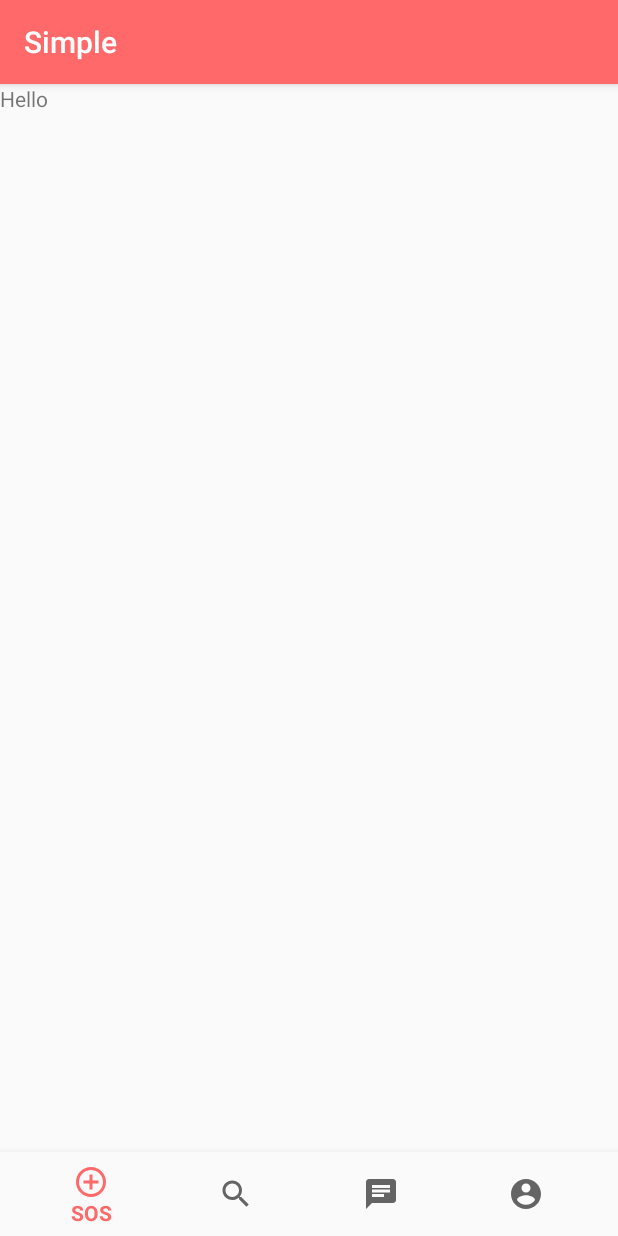
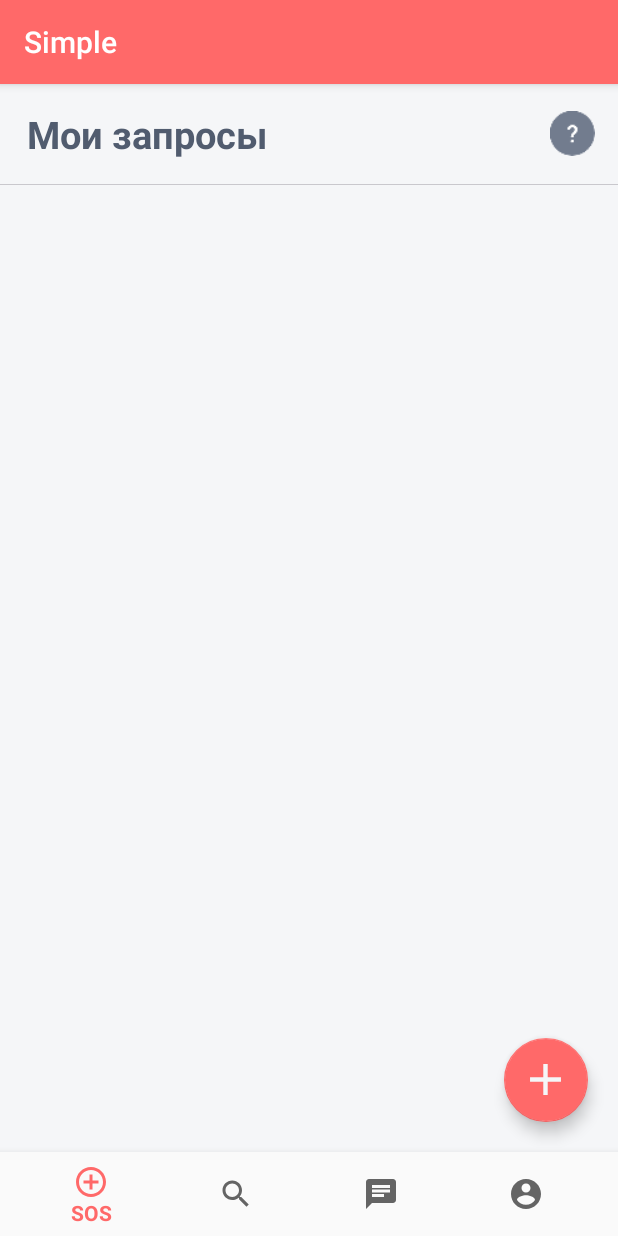
Before and after one commit to muchunzyan/SimpleApp, an Android app: the fragment SOS_Fragment placed in its activity, on a phone screen of 412 x 824 dp. Run offline under Robolectric (Android 15) with nearby library versions, the phone set to English and light mode, and no system bars; our stand-ins replace Firebase (no records; nobody signed in at launch, a user with empty details on screens opened directly), Picasso; libraries missing offline, so code that uses them is left out: com.firebase.ui; 9 statements that could not run were skipped.

Commit message:
fragment sos

```diff
--- a/app/src/main/res/layout/fragment_sos_.xml
+++ b/app/src/main/res/layout/fragment_sos_.xml
@@ -1,13 +1,66 @@
 <?xml version="1.0" encoding="utf-8"?>
-<FrameLayout xmlns:android="http://schemas.android.com/apk/res/android"
-    xmlns:tools="http://schemas.android.com/tools"
+<RelativeLayout
+    xmlns:android="http://schemas.android.com/apk/res/android"
+    xmlns:app="http://schemas.android.com/apk/res-auto"
     android:layout_width="match_parent"
     android:layout_height="match_parent"
-    tools:context=".ui.SOS.SOS_Fragment">
+    android:background="@color/colorBackGround">
 
-    <TextView
+    <LinearLayout
+        android:id="@+id/title_lin_lay"
+        android:orientation="horizontal"
         android:layout_width="match_parent"
-        android:layout_height="match_parent"
-        android:text="Hello" />
+        android:layout_height="wrap_content"
+        android:gravity="center_vertical">
 
-</FrameLayout>
+        <TextView
+            android:id="@+id/subject_text"
+            android:text="Мои запросы"
+            android:textStyle="bold"
+            android:textSize="25sp"
+            android:textColor="#515C6F"
+            android:layout_marginStart="18dp"
+            android:layout_marginTop="16dp"
+            android:layout_marginBottom="16dp"
+            android:layout_width="wrap_content"
+            android:layout_height="wrap_content"/>
+
+        <View
+            android:layout_width="0dp"
+            android:layout_height="0dp"
+            android:layout_weight="1"/>
+
+        <ImageView
+            android:id="@+id/SOS_question_btn"
+            android:layout_width="30dp"
+            android:layout_height="30dp"
+            android:src="@drawable/question"
+            android:layout_marginEnd="15dp"/>
+    </LinearLayout>
+
+    <View
+        android:id="@+id/divider"
+        android:layout_width="match_parent"
+        android:layout_height="0.5dp"
+        android:background="#C9C8CD"
+        android:layout_below="@id/title_lin_lay"/>
+
+    <ListView
+        android:id="@+id/SOS_F_list_view"
+        android:layout_width="match_parent"
+        android:layout_height="wrap_content"
+        android:layout_below="@+id/divider"
+        android:divider="@null"
+        android:layout_alignParentBottom="true"
+        android:layout_centerHorizontal="true" />
+
+    <com.google.android.material.floatingactionbutton.FloatingActionButton
+        android:id="@+id/btn_create_SOS"
+        android:layout_width="wrap_content"
+        android:layout_height="wrap_content"
+        android:layout_alignParentBottom="true"
+        android:layout_alignParentEnd="true"
+        android:layout_margin="20dp"
+        android:src="@drawable/ic_add_black_24dp"
+        app:maxImageSize="35dp" />
+</RelativeLayout>
```
